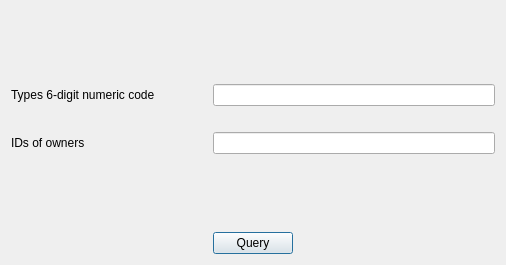
GTA-UFRJ/CACIC-Use-Case, file graphical-client/query_screen.ui: the form before one commit.
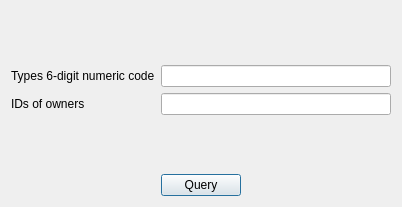
The form after the commit.

Commit message: Fix screens problems

```diff
--- a/graphical-client/query_screen.ui
+++ b/graphical-client/query_screen.ui
@@ -6,51 +6,65 @@
    <rect>
     <x>0</x>
     <y>0</y>
-    <width>506</width>
-    <height>265</height>
+    <width>402</width>
+    <height>207</height>
    </rect>
   </property>
   <property name="windowTitle">
    <string>CACIC - Query</string>
   </property>
-  <layout class="QGridLayout" name="gridLayout">
-   <item row="6" column="0">
-    <spacer name="horizontalSpacer">
+  <layout class="QVBoxLayout" name="verticalLayout">
+   <item>
+    <spacer name="verticalSpacer_2">
      <property name="orientation">
-      <enum>Qt::Horizontal</enum>
+      <enum>Qt::Vertical</enum>
      </property>
      <property name="sizeHint" stdset="0">
       <size>
-       <width>190</width>
-       <height>20</height>
+       <width>20</width>
+       <height>40</height>
       </size>
      </property>
     </spacer>
    </item>
-   <item row="4" column="1" colspan="3">
-    <widget class="QLineEdit" name="ids_lineedit"/>
-   </item>
-   <item row="4" column="0">
+   <item>
+    <layout class="QFormLayout" name="formLayout">
+     <item row="0" column="0">
+      <widget class="QLabel" name="label">
+       <property name="sizePolicy">
+        <sizepolicy hsizetype="Minimum" vsizetype="Preferred">
+         <horstretch>0</horstretch>
+         <verstretch>0</verstretch>
+        </sizepolicy>
+       </property>
+       <property name="text">
+        <string>Types 6-digit numeric code</string>
+       </property>
+      </widget>
+     </item>
+     <item row="0" column="1">
+      <widget class="QLineEdit" name="types_lineedit">
+       <property name="sizePolicy">
+        <sizepolicy hsizetype="Minimum" vsizetype="Minimum">
+         <horstretch>0</horstretch>
+         <verstretch>0</verstretch>
+        </sizepolicy>
+       </property>
+      </widget>
+     </item>
+     <item row="1" column="0">
     <widget class="QLabel" name="label_2">
      <property name="text">
       <string>IDs of owners</string>
      </property>
     </widget>
    </item>
-   <item row="0" column="1" colspan="2">
-    <spacer name="verticalSpacer_2">
-     <property name="orientation">
-      <enum>Qt::Vertical</enum>
-     </property>
-     <property name="sizeHint" stdset="0">
-      <size>
-       <width>20</width>
-       <height>40</height>
-      </size>
-     </property>
-    </spacer>
-   </item>
-   <item row="5" column="1" colspan="2">
+     <item row="1" column="1">
+      <widget class="QLineEdit" name="ids_lineedit"/>
+     </item>
+    </layout>
+   </item>
+   <item>
     <spacer name="verticalSpacer_3">
      <property name="orientation">
       <enum>Qt::Vertical</enum>
@@ -63,24 +77,29 @@
      </property>
     </spacer>
    </item>
-   <item row="6" column="1" colspan="2">
+   <item>
+    <layout class="QHBoxLayout" name="horizontalLayout">
+     <item>
+      <spacer name="horizontalSpacer">
+       <property name="orientation">
+        <enum>Qt::Horizontal</enum>
+       </property>
+       <property name="sizeHint" stdset="0">
+        <size>
+         <width>190</width>
+         <height>20</height>
+        </size>
+       </property>
+      </spacer>
+     </item>
+     <item>
     <widget class="QPushButton" name="query_button">
      <property name="text">
       <string>Query</string>
      </property>
     </widget>
    </item>
-   <item row="1" column="1" colspan="3">
-    <widget class="QLineEdit" name="types_lineedit">
-     <property name="sizePolicy">
-      <sizepolicy hsizetype="Minimum" vsizetype="Minimum">
-       <horstretch>0</horstretch>
-       <verstretch>0</verstretch>
-      </sizepolicy>
-     </property>
-    </widget>
-   </item>
-   <item row="6" column="3">
+     <item>
     <spacer name="horizontalSpacer_2">
      <property name="orientation">
       <enum>Qt::Horizontal</enum>
@@ -93,31 +112,7 @@
      </property>
     </spacer>
    </item>
-   <item row="1" column="0">
-    <widget class="QLabel" name="label">
-     <property name="sizePolicy">
-      <sizepolicy hsizetype="Minimum" vsizetype="Preferred">
-       <horstretch>0</horstretch>
-       <verstretch>0</verstretch>
-      </sizepolicy>
-     </property>
-     <property name="text">
-      <string>Types 6-digit numeric code</string>
-     </property>
-    </widget>
-   </item>
-   <item row="3" column="0" colspan="4">
-    <spacer name="horizontalSpacer_3">
-     <property name="orientation">
-      <enum>Qt::Horizontal</enum>
-     </property>
-     <property name="sizeHint" stdset="0">
-      <size>
-       <width>40</width>
-       <height>20</height>
-      </size>
-     </property>
-    </spacer>
+    </layout>
    </item>
   </layout>
  </widget>
```
Lines whose indentation alone changed are shown as unchanged. The commit also changes 15 other files.
